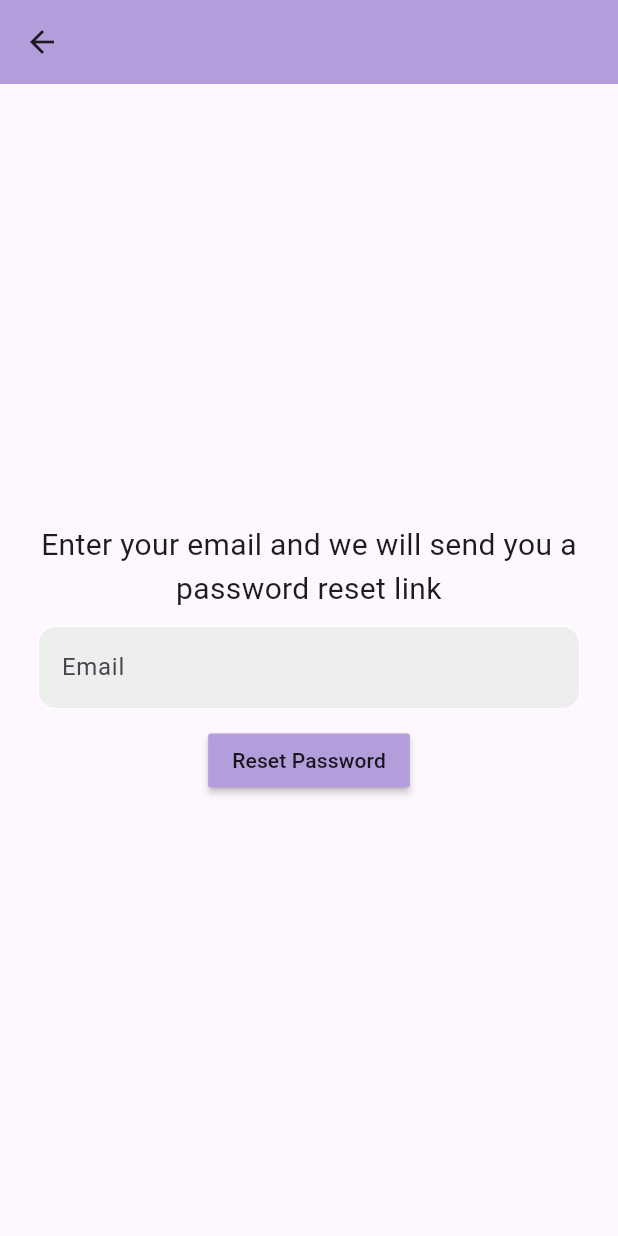
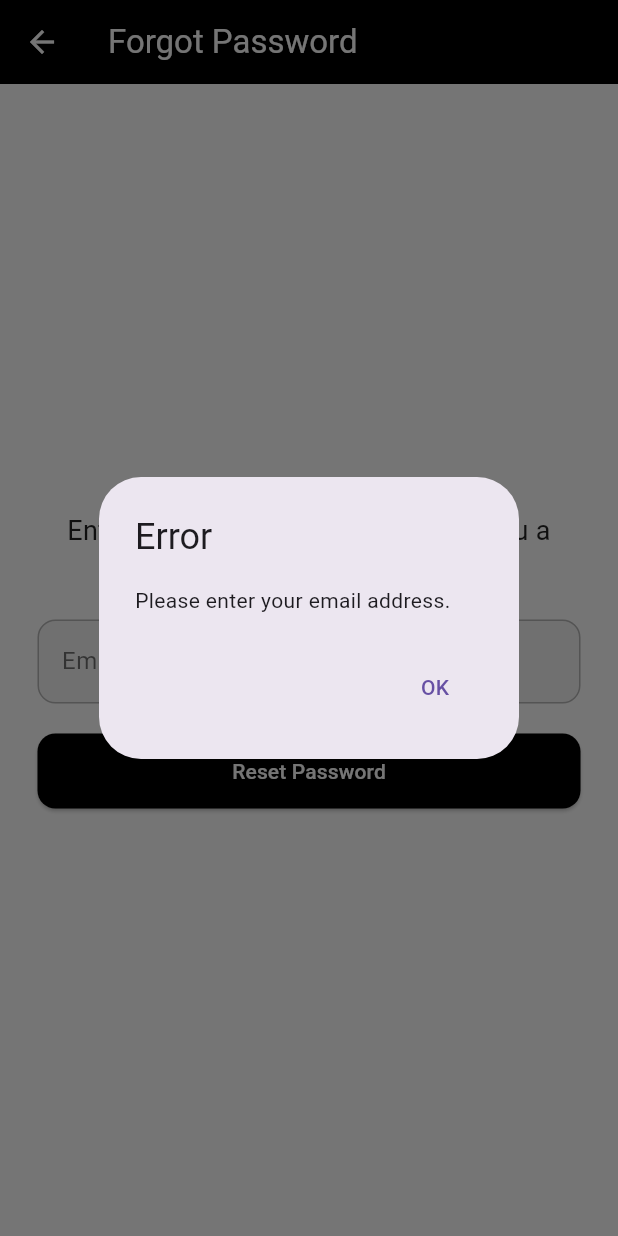
Before and after one commit to milan-koirala/flutterfire_auth_app, a Flutter app: the ForgotPasswordPage screen opened directly, after a tap on "Reset Password", on a phone screen of 412 x 824 dp. Run offline on Flutter 3.47's test engine with Material 3 defaults, Android fonts, the phone set to English and light mode, and no system bars; our stand-ins replace firebase_auth, firebase_core, google_sign_in; accounts and stored records are empty; generated files the repository leaves out were written again.

Commit message:
Enhance forgot password page with validation, error handling, and loading state

```diff
--- a/lib/pages/forgot_pass_page.dart
+++ b/lib/pages/forgot_pass_page.dart
@@ -10,6 +10,7 @@ class ForgotPasswordPage extends StatefulWidget {
 
 class _ForgotPasswordPageState extends State<ForgotPasswordPage> {
   final _emailController = TextEditingController();
+  bool _isLoading = false;
 
   @override
   void dispose() {
@@ -17,61 +18,167 @@ class _ForgotPasswordPageState extends State<ForgotPasswordPage> {
     super.dispose();
   }
 
-  Future passwordReset() async {
+  Future<void> passwordReset() async {
+    if (!mounted) return;
+
+    final email = _emailController.text.trim();
+    if (email.isEmpty) {
+      _showErrorDialog("Please enter your email address.");
+      return;
+    }
+
+    final emailRegExp = RegExp(r'^[\w-\.]+@([\w-]+\.)+[\w-]{2,4}$');
+    if (!emailRegExp.hasMatch(email)) {
+      _showErrorDialog("Please enter a valid email address.");
+      return;
+    }
+
+    setState(() {
+      _isLoading = true;
+    });
+
     try {
-      await FirebaseAuth.instance.sendPasswordResetEmail(
-        email: _emailController.text.trim(),
+      await FirebaseAuth.instance.sendPasswordResetEmail(email: email);
+      if (!mounted) return;
+
+      setState(() {
+        _isLoading = false;
+      });
+
+      _showSuccessDialog("If an account exists for this email, a password reset link has been sent.");
+    } on FirebaseAuthException catch (e) {
+      setState(() {
+        _isLoading = false;
+      });
+
+      String errorMessage;
+      switch (e.code) {
+        case 'user-not-found':
+          errorMessage =
+              "This email is not registered in our system. Please check the address or create a new account.";
+          break;
+        case 'invalid-email':
+          errorMessage = "The email address you entered is not valid.";
+          break;
+        case 'too-many-requests':
+          errorMessage = "Too many requests. Please try again later.";
+          break;
+        default:
+          errorMessage = e.message ?? "An unexpected error occurred.";
+      }
+
+      _showErrorDialog(errorMessage);
+    } catch (e) {
+      setState(() {
+        _isLoading = false;
+      });
+
+      _showErrorDialog("An unexpected error occurred. Please try again.");
+    }
+  }
+
+  void _showSuccessDialog(String message) {
+    showDialog(
+      context: context,
+      builder: (context) => AlertDialog(
+        title: const Text("Success"),
+        content: Text(message),
+        actions: [
+          TextButton(
+            onPressed: () => Navigator.of(context).pop(),
+            child: const Text("OK"),
+          ),
+        ],
+      ),
     );
-    } on FirebaseAuthException catch (e) {
-      print(e);
   }
+
+  void _showErrorDialog(String message) {
+    showDialog(
+      context: context,
+      builder: (context) => AlertDialog(
+        title: const Text("Error"),
+        content: Text(message),
+        actions: [
+          TextButton(
+            onPressed: () => Navigator.of(context).pop(),
+            child: const Text("OK"),
+          ),
+        ],
+      ),
+    );
   }
 
   @override
   Widget build(BuildContext context) {
     return Scaffold(
-      appBar: AppBar(backgroundColor: Colors.deepPurple[200], elevation: 0),
-      body: Column(
+      backgroundColor: Colors.white, // Container background
+      appBar: AppBar(
+        title: const Text(
+          "Forgot Password",
+          style: TextStyle(color: Colors.white),
+        ),
+        backgroundColor: Colors.black,
+        elevation: 0,
+        iconTheme: const IconThemeData(color: Colors.white),
+      ),
+      body: Center(
+        child: Padding(
+          padding: const EdgeInsets.symmetric(horizontal: 25.0),
+          child: Column(
             mainAxisAlignment: MainAxisAlignment.center,
             children: [
-          Padding(
-            padding: const EdgeInsets.symmetric(horizontal: 25.0),
-            child: Text(
+              const Text(
                 "Enter your email and we will send you a password reset link",
                 textAlign: TextAlign.center,
-              style: TextStyle(fontSize: 20),
+                style: TextStyle(
+                  fontSize: 18,
+                  color: Colors.black87,
                 ),
               ),
-
-          SizedBox(height: 10),
-          // email textfield
-          Padding(
-            padding: const EdgeInsets.symmetric(horizontal: 25.0),
-            child: TextField(
+              const SizedBox(height: 20),
+              TextField(
                 controller: _emailController,
                 decoration: InputDecoration(
+                  hintText: "Email",
+                  hintStyle: const TextStyle(color: Colors.black54),
+                  fillColor: Colors.grey[100],
+                  filled: true,
                   enabledBorder: OutlineInputBorder(
-                  borderSide: BorderSide(color: Colors.white),
+                    borderSide: const BorderSide(color: Colors.black26),
                     borderRadius: BorderRadius.circular(12),
                   ),
                   focusedBorder: OutlineInputBorder(
-                  borderSide: BorderSide(color: Colors.deepPurple),
+                    borderSide: const BorderSide(color: Colors.black87),
                     borderRadius: BorderRadius.circular(12),
                   ),
-                hintText: "Email",
-                fillColor: Colors.grey[200],
-                filled: true,
+                ),
+                keyboardType: TextInputType.emailAddress,
+                style: const TextStyle(color: Colors.black),
+              ),
+              const SizedBox(height: 20),
+              _isLoading
+                  ? const CircularProgressIndicator()
+                  : SizedBox(
+                      width: double.infinity,
+                      height: 50,
+                      child: ElevatedButton(
+                        onPressed: passwordReset,
+                        style: ElevatedButton.styleFrom(
+                          backgroundColor: Colors.black,
+                          shape: RoundedRectangleBorder(
+                            borderRadius: BorderRadius.circular(12),
+                          ),
+                        ),
+                        child: const Text(
+                          "Reset Password",
+                          style: TextStyle(color: Colors.white),
                         ),
                       ),
                     ),
-          SizedBox(height: 10),
-
-          MaterialButton(
-            onPressed: passwordReset,
-            child: Text("Reset Password"),
-            color: Colors.deepPurple[200],
+            ],
           ),
-        ],
+        ),
       ),
     );
   }
```
Lines whose indentation alone changed are shown as unchanged.
